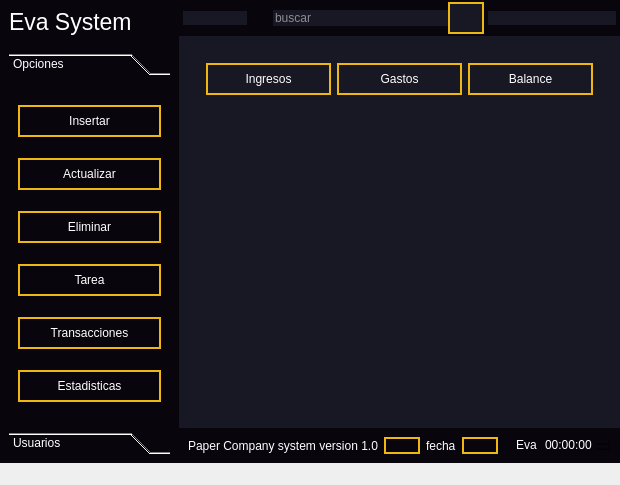
First picture: the form in ui/EvaSystem.ui, repository leonardo2322/Eva, before the edit.
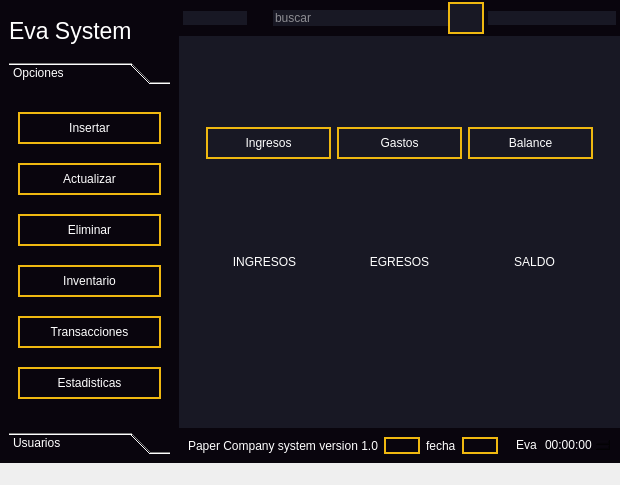
Second picture: the form after the edit. The open tabs and pages were chosen to show the change. Icons and pictures are not drawn.

Commit message: cambio del stk balance quitando botones externos

Patch:
```diff
--- a/ui/EvaSystem.ui
+++ b/ui/EvaSystem.ui
@@ -19,6 +19,15 @@
 }
 </string>
   </property>
+  <property name="iconSize">
+   <size>
+    <width>0</width>
+    <height>0</height>
+   </size>
+  </property>
+  <property name="toolButtonStyle">
+   <enum>Qt::ToolButtonFollowStyle</enum>
+  </property>
   <widget class="QWidget" name="cnt_principal">
    <property name="styleSheet">
     <string notr="true">background-color: rgb(24,24,36);
@@ -82,6 +91,9 @@
           <enum>QFrame::Raised</enum>
          </property>
          <layout class="QHBoxLayout" name="horizontalLayout_9">
+          <property name="topMargin">
+           <number>18</number>
+          </property>
           <item>
            <widget class="QLabel" name="label">
             <property name="font">
@@ -154,7 +166,7 @@
                <x>0</x>
                <y>0</y>
                <width>192</width>
-               <height>305</height>
+               <height>296</height>
               </rect>
              </property>
              <attribute name="icon">
@@ -204,7 +216,7 @@
               <item>
                <widget class="QPushButton" name="btn_todo">
                 <property name="text">
-                 <string>Tarea</string>
+                 <string>Inventario</string>
                 </property>
                </widget>
               </item>
@@ -994,8 +1006,100 @@
                         <enum>QFrame::Raised</enum>
                        </property>
                        <layout class="QVBoxLayout" name="verticalLayout_9">
+                        <property name="spacing">
+                         <number>0</number>
+                        </property>
+                        <property name="leftMargin">
+                         <number>0</number>
+                        </property>
+                        <property name="topMargin">
+                         <number>0</number>
+                        </property>
+                        <property name="rightMargin">
+                         <number>0</number>
+                        </property>
+                        <property name="bottomMargin">
+                         <number>0</number>
+                        </property>
                         <item>
-                         <widget class="QTableWidget" name="Tabla_balance"/>
+                         <layout class="QGridLayout" name="gridLayout">
+                          <property name="spacing">
+                           <number>0</number>
+                          </property>
+                          <item row="1" column="2">
+                           <widget class="QLabel" name="BalanceQuantity">
+                            <property name="text">
+                             <string/>
+                            </property>
+                            <property name="alignment">
+                             <set>Qt::AlignCenter</set>
+                            </property>
+                           </widget>
+                          </item>
+                          <item row="0" column="0">
+                           <widget class="QLabel" name="label_2">
+                            <property name="text">
+                             <string>INGRESOS</string>
+                            </property>
+                            <property name="alignment">
+                             <set>Qt::AlignCenter</set>
+                            </property>
+                           </widget>
+                          </item>
+                          <item row="1" column="1">
+                           <widget class="QLabel" name="GastosQuantity">
+                            <property name="text">
+                             <string/>
+                            </property>
+                            <property name="alignment">
+                             <set>Qt::AlignCenter</set>
+                            </property>
+                           </widget>
+                          </item>
+                          <item row="0" column="2">
+                           <widget class="QLabel" name="label_5">
+                            <property name="text">
+                             <string>SALDO</string>
+                            </property>
+                            <property name="alignment">
+                             <set>Qt::AlignCenter</set>
+                            </property>
+                           </widget>
+                          </item>
+                          <item row="1" column="0">
+                           <widget class="QLabel" name="IngresosQuantity">
+                            <property name="styleSheet">
+                             <string notr="true"/>
+                            </property>
+                            <property name="text">
+                             <string/>
+                            </property>
+                            <property name="textFormat">
+                             <enum>Qt::RichText</enum>
+                            </property>
+                            <property name="alignment">
+                             <set>Qt::AlignCenter</set>
+                            </property>
+                           </widget>
+                          </item>
+                          <item row="0" column="1">
+                           <widget class="QLabel" name="label_4">
+                            <property name="text">
+                             <string>EGRESOS</string>
+                            </property>
+                            <property name="alignment">
+                             <set>Qt::AlignCenter</set>
+                            </property>
+                           </widget>
+                          </item>
+                          <item row="2" column="1">
+                           <widget class="QLabel" name="ComoVas">
+                            <property name="text">
+                             <string/>
+                            </property>
+                           </widget>
+                          </item>
+                         </layout>
                         </item>
                        </layout>
                       </widget>
```
Left out of the diff: 89 changed lines with no effect on the pictures. The commit also changes 19 other files.
